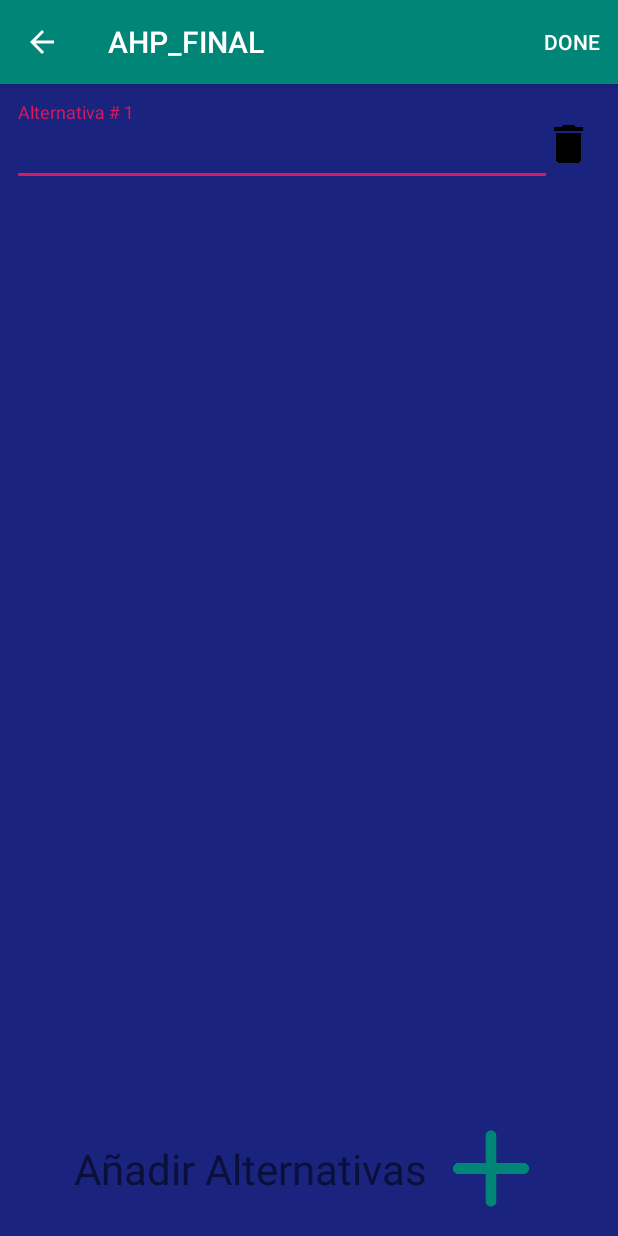
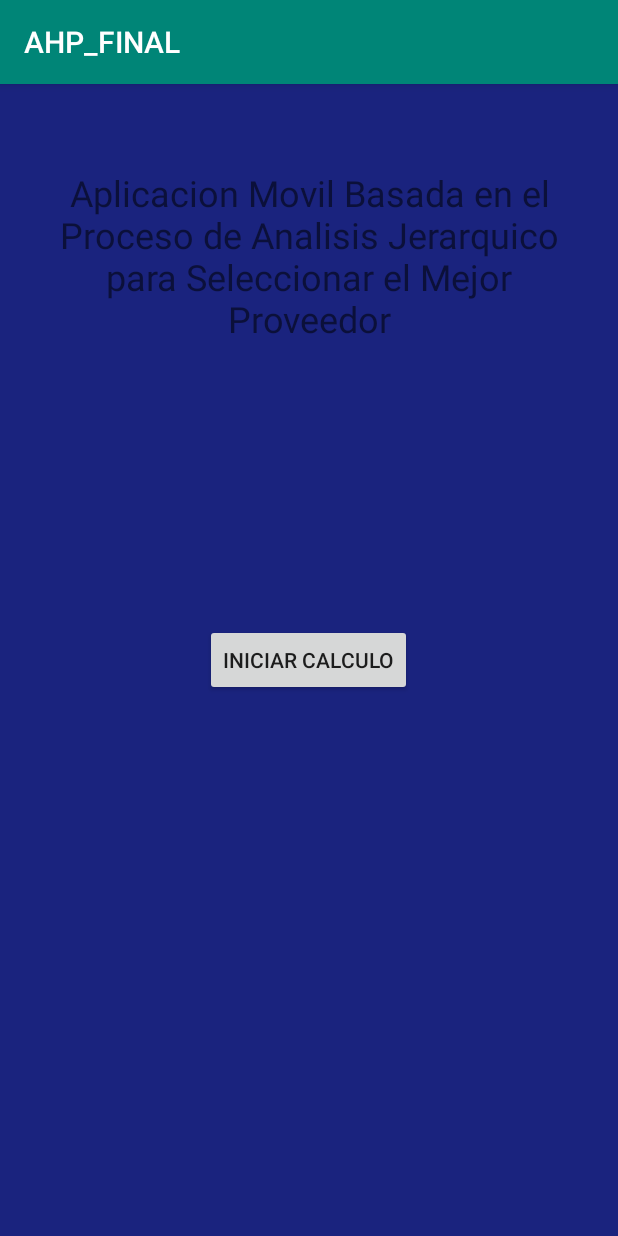
Before and after one commit to kartago852/AHP_FINAL, an Android app: the screen it shows after launch (Alternativa before the commit, HomeActivity after it), on a phone screen of 412 x 824 dp. Run offline under Robolectric (Android 15) with nearby library versions, the phone set to English and light mode, and no system bars.

```diff
--- a/app/src/main/java/com/example/ahp_final/home/HomeActivity.java
+++ b/app/src/main/java/com/example/ahp_final/home/HomeActivity.java
@@ -2,15 +2,40 @@ package com.example.ahp_final.home;
 
 import androidx.appcompat.app.AppCompatActivity;
 
+import android.content.Intent;
 import android.os.Bundle;
+import android.view.View;
+import android.widget.Button;
 
 import com.example.ahp_final.R;
+import com.example.ahp_final.input.Criterio;
 
 public class HomeActivity extends AppCompatActivity {
+
+    public static final String user = "names";
+
+    Button startBtn;
 
     @Override
     protected void onCreate(Bundle savedInstanceState) {
         super.onCreate( savedInstanceState );
         setContentView( R.layout.activity_home );
+        String user = getIntent().getStringExtra("names");
+
+        initStartButton();
+    }
+    private void initStartButton() {
+        startBtn = findViewById(R.id.start_btn);
+        startBtn.setOnClickListener(new View.OnClickListener() {
+            @Override
+            public void onClick(View v) {
+                launchCriterioScreen();
+            }
+        });
+    }
+
+    private void launchCriterioScreen() {
+        Intent intent = new Intent(this, Criterio.class);
+        startActivity(intent);
     }
 }
--- a/app/src/main/res/layout/activity_home.xml
+++ b/app/src/main/res/layout/activity_home.xml
@@ -1,9 +1,26 @@
 <?xml version="1.0" encoding="utf-8"?>
-<androidx.constraintlayout.widget.ConstraintLayout xmlns:android="http://schemas.android.com/apk/res/android"
+<RelativeLayout xmlns:android="http://schemas.android.com/apk/res/android"
     xmlns:app="http://schemas.android.com/apk/res-auto"
     xmlns:tools="http://schemas.android.com/tools"
     android:layout_width="match_parent"
     android:layout_height="match_parent"
-    tools:context=".home.HomeActivity">
+    tools:context=".home.HomeActivity"
+    android:background="#1a237e">
 
-</androidx.constraintlayout.widget.ConstraintLayout>
+    <TextView
+        android:layout_width="wrap_content"
+        android:layout_height="wrap_content"
+        android:layout_marginTop="32dp"
+        android:gravity="center"
+        android:padding="24dp"
+        android:text="Aplicacion Movil Basada en el Proceso de Analisis Jerarquico para Seleccionar el Mejor Proveedor"
+        android:textSize="24sp" />
+
+    <Button
+        android:id="@+id/start_btn"
+        android:layout_width="wrap_content"
+        android:layout_height="wrap_content"
+        android:layout_centerInParent="true"
+        android:text="Iniciar Calculo" />
+
+</RelativeLayout>
--- a/app/src/main/res/menu/menu_done.xml
+++ b/app/src/main/res/menu/menu_done.xml
@@ -3,7 +3,7 @@
     xmlns:app="http://schemas.android.com/apk/res-auto">
     <item
         android:id="@+id/action_selesai"
-
+        android:icon="@drawable/ic_done"
         android:orderInCategory="300"
         android:title="Done"
         app:showAsAction="ifRoom" />
```
Also changed, not shown: app/src/main/AndroidManifest.xml (+5 -6 lines), app/src/main/java/com/example/ahp_final/input/Alternativa.java (+6 -2 lines), app/src/main/java/com/example/ahp_final/input/Criterio.java (+195 -0 lines), app/src/main/res/layout/activity_criterio.xml (+45 -3 lines), app/src/main/res/drawable/ic_done.png (added).
